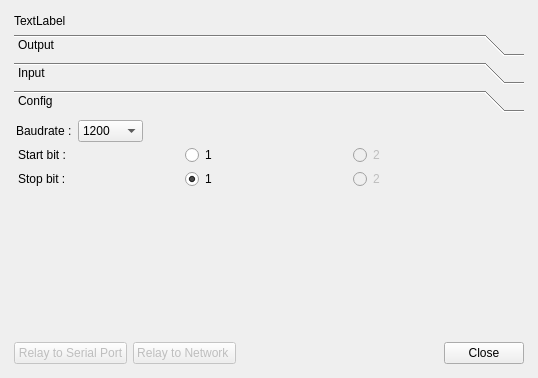
Before: the Qt Designer form ui/serialconsole.ui in TheProjecter/pockemul, drawn with Qt 5.
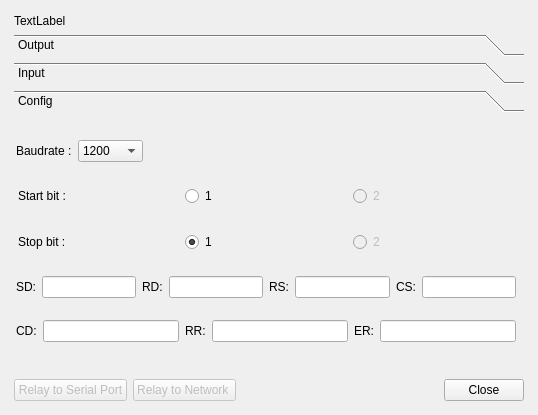
After: the same form once the commit is applied. The open tabs and pages were chosen to show the change.

Diff of the .ui file:
```diff
--- a/ui/serialconsole.ui
+++ b/ui/serialconsole.ui
@@ -7,7 +7,7 @@
     <x>0</x>
     <y>0</y>
     <width>538</width>
-    <height>378</height>
+    <height>415</height>
    </rect>
   </property>
   <property name="windowTitle">
@@ -55,7 +55,7 @@
           <x>0</x>
           <y>0</y>
           <width>510</width>
-          <height>219</height>
+          <height>256</height>
          </rect>
         </property>
         <attribute name="label">
@@ -155,7 +155,7 @@
           <x>0</x>
           <y>0</y>
           <width>510</width>
-          <height>219</height>
+          <height>256</height>
          </rect>
         </property>
         <attribute name="label">
@@ -312,7 +312,7 @@
           <x>0</x>
           <y>0</y>
           <width>510</width>
-          <height>219</height>
+          <height>256</height>
          </rect>
         </property>
         <attribute name="label">
@@ -324,7 +324,7 @@
            <x>0</x>
            <y>0</y>
            <width>504</width>
-           <height>74</height>
+           <height>248</height>
           </rect>
          </property>
          <layout class="QVBoxLayout" name="verticalLayout">
@@ -346,13 +346,18 @@
             <item>
              <widget class="QComboBox" name="baudCombo">
               <property name="currentIndex">
-               <number>1</number>
+               <number>2</number>
               </property>
               <item>
                <property name="text">
                 <string>300</string>
                </property>
               </item>
+              <item>
+               <property name="text">
+                <string>600</string>
+               </property>
+              </item>
               <item>
                <property name="text">
                 <string>1200</string>
@@ -468,6 +473,84 @@
             </item>
            </layout>
           </item>
+          <item>
+           <layout class="QHBoxLayout" name="horizontalLayout_2">
+            <item>
+             <widget class="QLabel" name="label_3">
+              <property name="text">
+               <string>SD:</string>
+              </property>
+             </widget>
+            </item>
+            <item>
+             <widget class="QLineEdit" name="lEdit_SD"/>
+            </item>
+            <item>
+             <widget class="QLabel" name="label_8">
+              <property name="text">
+               <string>RD:</string>
+              </property>
+             </widget>
+            </item>
+            <item>
+             <widget class="QLineEdit" name="lEdit_RD"/>
+            </item>
+            <item>
+             <widget class="QLabel" name="label_7">
+              <property name="text">
+               <string>RS:</string>
+              </property>
+             </widget>
+            </item>
+            <item>
+             <widget class="QLineEdit" name="lEdit_RS"/>
+            </item>
+            <item>
+             <widget class="QLabel" name="label_10">
+              <property name="text">
+               <string>CS:</string>
+              </property>
+             </widget>
+            </item>
+            <item>
+             <widget class="QLineEdit" name="lEdit_CS"/>
+            </item>
+           </layout>
+          </item>
+          <item>
+           <layout class="QHBoxLayout" name="horizontalLayout_13">
+            <item>
+             <widget class="QLabel" name="label_14">
+              <property name="text">
+               <string>CD:</string>
+              </property>
+             </widget>
+            </item>
+            <item>
+             <widget class="QLineEdit" name="lEdit_CD"/>
+            </item>
+            <item>
+             <widget class="QLabel" name="label_15">
+              <property name="text">
+               <string>RR:</string>
+              </property>
+             </widget>
+            </item>
+            <item>
+             <widget class="QLineEdit" name="lEdit_RR"/>
+            </item>
+            <item>
+             <widget class="QLabel" name="label_16">
+              <property name="text">
+               <string>ER:</string>
+              </property>
+             </widget>
+            </item>
+            <item>
+             <widget class="QLineEdit" name="lEdit_ER"/>
+            </item>
+           </layout>
+          </item>
          </layout>
         </widget>
        </widget>
```
